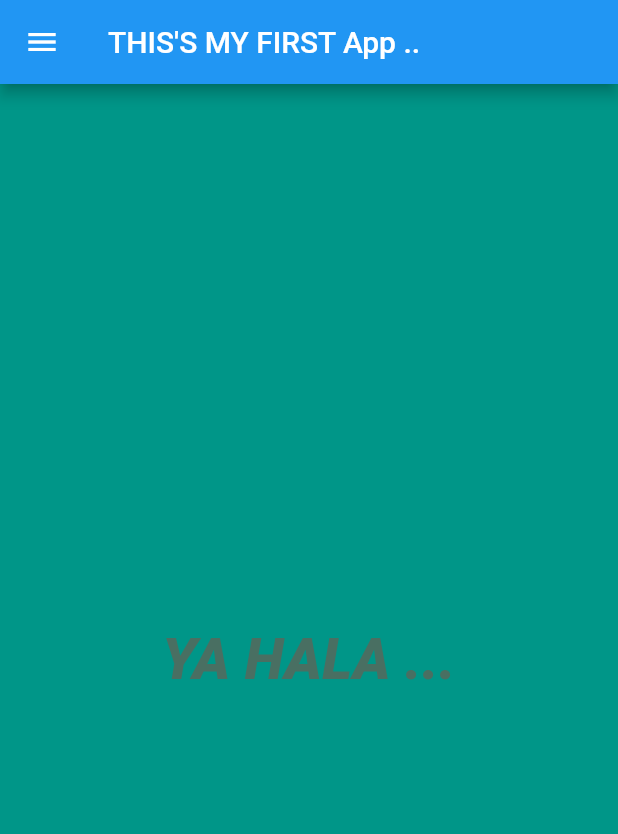
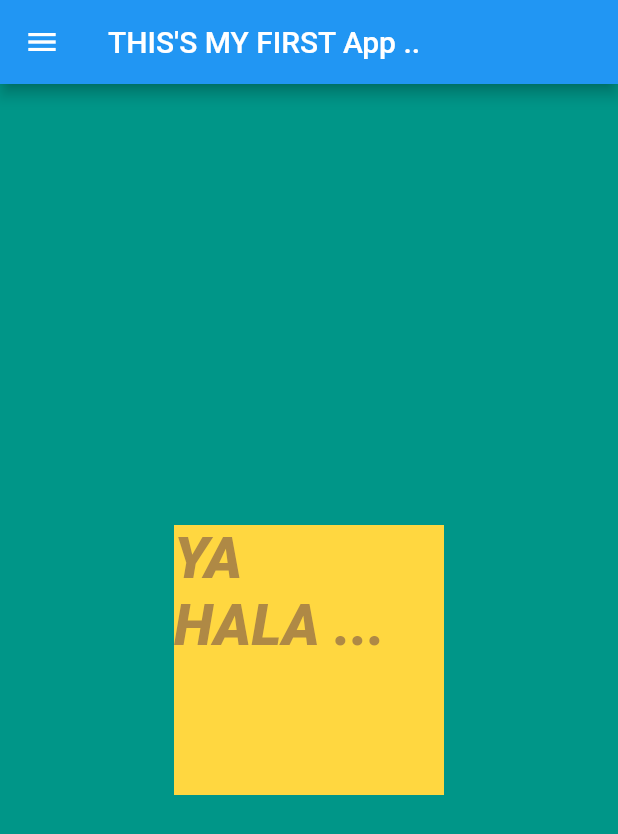
Before and after one commit to IbrahimAsire/flut1, a Flutter app: the screen it shows after launch, on a phone screen of 412 x 824 dp. Shown: the top 834 px of the screen. Run offline on Flutter 3.47's test engine with Material 2 defaults, Android fonts, the phone set to English and light mode, and no system bars.

Commit message:
feat: use container widget

```diff
--- a/lib/main.dart
+++ b/lib/main.dart
@@ -22,6 +22,10 @@ class HomeScreen extends StatelessWidget {
       ),
       body: SafeArea(
         child: Center(
+          child: Container(
+            height: 180,
+            width: 180,
+            color: Colors.amberAccent,
             child: Text(
               "YA HALA ...",
               style: TextStyle(
@@ -33,6 +37,7 @@ class HomeScreen extends StatelessWidget {
             ),
           ),
         ),
+      ),
     );
   }
 }
```
Lines whose indentation alone changed are shown as unchanged.
